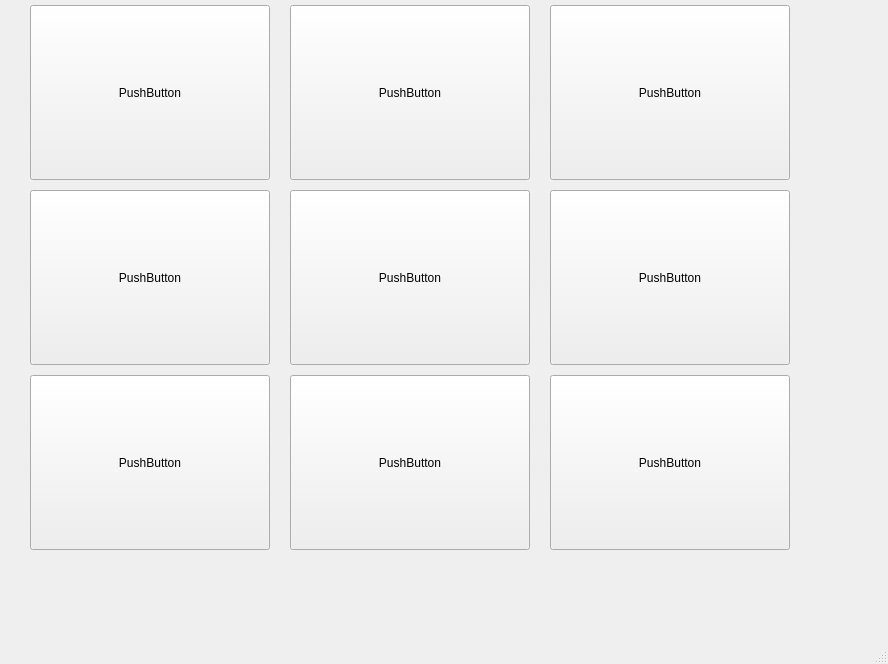
First picture: the form in TicTacToe/mainwindow.ui, repository JumeauxWilliam/TicTacToeJumeaux, before the edit.
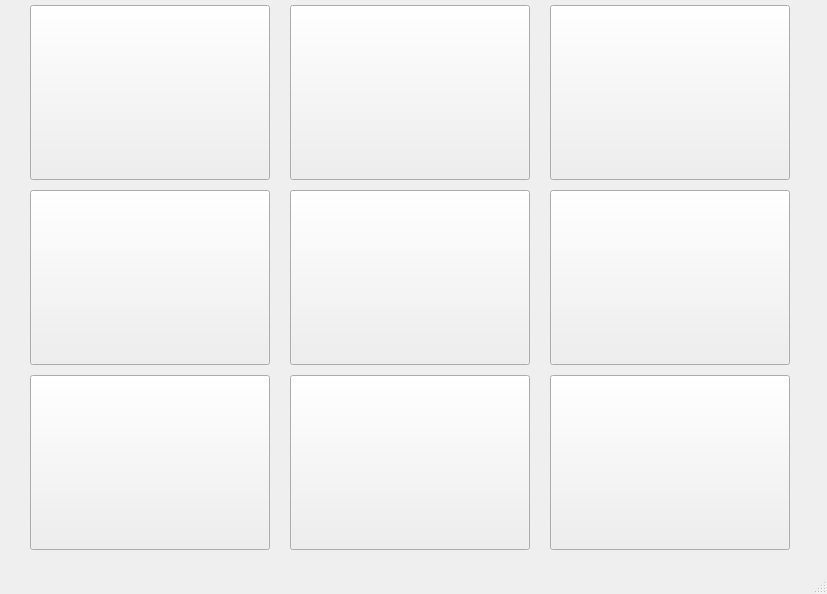
Second picture: the form after the edit.

```diff
--- a/TicTacToe/mainwindow.ui
+++ b/TicTacToe/mainwindow.ui
@@ -6,129 +6,183 @@
    <rect>
     <x>0</x>
     <y>0</y>
-    <width>888</width>
-    <height>664</height>
+    <width>827</width>
+    <height>594</height>
    </rect>
   </property>
   <property name="windowTitle">
    <string>MainWindow</string>
   </property>
   <widget class="QWidget" name="centralwidget">
-   <widget class="QPushButton" name="pushButton">
-    <property name="geometry">
-     <rect>
-      <x>30</x>
-      <y>375</y>
-      <width>240</width>
-      <height>175</height>
-     </rect>
-    </property>
-    <property name="text">
-     <string>PushButton</string>
-    </property>
-   </widget>
-   <widget class="QPushButton" name="pushButton_2">
-    <property name="geometry">
-     <rect>
-      <x>290</x>
-      <y>375</y>
-      <width>240</width>
-      <height>175</height>
-     </rect>
-    </property>
-    <property name="text">
-     <string>PushButton</string>
-    </property>
-   </widget>
-   <widget class="QPushButton" name="pushButton_3">
-    <property name="geometry">
-     <rect>
-      <x>550</x>
-      <y>375</y>
-      <width>240</width>
-      <height>175</height>
-     </rect>
-    </property>
-    <property name="text">
-     <string>PushButton</string>
-    </property>
-   </widget>
-   <widget class="QPushButton" name="pushButton_4">
-    <property name="geometry">
-     <rect>
-      <x>550</x>
-      <y>190</y>
-      <width>240</width>
-      <height>175</height>
-     </rect>
-    </property>
-    <property name="text">
-     <string>PushButton</string>
-    </property>
-   </widget>
-   <widget class="QPushButton" name="pushButton_5">
-    <property name="geometry">
-     <rect>
-      <x>290</x>
-      <y>190</y>
-      <width>240</width>
-      <height>175</height>
-     </rect>
-    </property>
-    <property name="text">
-     <string>PushButton</string>
-    </property>
-   </widget>
-   <widget class="QPushButton" name="pushButton_6">
-    <property name="geometry">
-     <rect>
-      <x>30</x>
-      <y>190</y>
-      <width>240</width>
-      <height>175</height>
-     </rect>
-    </property>
-    <property name="text">
-     <string>PushButton</string>
-    </property>
-   </widget>
    <widget class="QPushButton" name="pushButton_7">
     <property name="geometry">
      <rect>
-      <x>550</x>
-      <y>5</y>
+      <x>30</x>
+      <y>375</y>
       <width>240</width>
       <height>175</height>
      </rect>
     </property>
+    <property name="font">
+     <font>
+      <pointsize>100</pointsize>
+      <bold>true</bold>
+     </font>
+    </property>
     <property name="text">
-     <string>PushButton</string>
+     <string/>
     </property>
    </widget>
    <widget class="QPushButton" name="pushButton_8">
     <property name="geometry">
      <rect>
       <x>290</x>
-      <y>5</y>
+      <y>375</y>
       <width>240</width>
       <height>175</height>
      </rect>
     </property>
+    <property name="font">
+     <font>
+      <pointsize>100</pointsize>
+      <bold>true</bold>
+     </font>
+    </property>
     <property name="text">
-     <string>PushButton</string>
+     <string/>
     </property>
    </widget>
    <widget class="QPushButton" name="pushButton_9">
     <property name="geometry">
      <rect>
+      <x>550</x>
+      <y>375</y>
+      <width>240</width>
+      <height>175</height>
+     </rect>
+    </property>
+    <property name="font">
+     <font>
+      <pointsize>100</pointsize>
+      <bold>true</bold>
+     </font>
+    </property>
+    <property name="text">
+     <string/>
+    </property>
+   </widget>
+   <widget class="QPushButton" name="pushButton_6">
+    <property name="geometry">
+     <rect>
+      <x>550</x>
+      <y>190</y>
+      <width>240</width>
+      <height>175</height>
+     </rect>
+    </property>
+    <property name="font">
+     <font>
+      <pointsize>100</pointsize>
+      <bold>true</bold>
+     </font>
+    </property>
+    <property name="text">
+     <string/>
+    </property>
+   </widget>
+   <widget class="QPushButton" name="pushButton_5">
+    <property name="geometry">
+     <rect>
+      <x>290</x>
+      <y>190</y>
+      <width>240</width>
+      <height>175</height>
+     </rect>
+    </property>
+    <property name="font">
+     <font>
+      <pointsize>100</pointsize>
+      <bold>true</bold>
+     </font>
+    </property>
+    <property name="text">
+     <string/>
+    </property>
+   </widget>
+   <widget class="QPushButton" name="pushButton_4">
+    <property name="geometry">
+     <rect>
       <x>30</x>
+      <y>190</y>
+      <width>240</width>
+      <height>175</height>
+     </rect>
+    </property>
+    <property name="font">
+     <font>
+      <pointsize>100</pointsize>
+      <bold>true</bold>
+     </font>
+    </property>
+    <property name="text">
+     <string/>
+    </property>
+   </widget>
+   <widget class="QPushButton" name="pushButton_3">
+    <property name="geometry">
+     <rect>
+      <x>550</x>
       <y>5</y>
       <width>240</width>
       <height>175</height>
      </rect>
     </property>
+    <property name="font">
+     <font>
+      <pointsize>100</pointsize>
+      <bold>true</bold>
+     </font>
+    </property>
     <property name="text">
-     <string>PushButton</string>
+     <string/>
+    </property>
+   </widget>
+   <widget class="QPushButton" name="pushButton_2">
+    <property name="geometry">
+     <rect>
+      <x>290</x>
+      <y>5</y>
+      <width>240</width>
+      <height>175</height>
+     </rect>
+    </property>
+    <property name="font">
+     <font>
+      <pointsize>100</pointsize>
+      <bold>true</bold>
+     </font>
+    </property>
+    <property name="text">
+     <string/>
+    </property>
+   </widget>
+   <widget class="QPushButton" name="pushButton_1">
+    <property name="geometry">
+     <rect>
+      <x>30</x>
+      <y>5</y>
+      <width>240</width>
+      <height>175</height>
+     </rect>
+    </property>
+    <property name="font">
+     <font>
+      <pointsize>100</pointsize>
+      <bold>true</bold>
+     </font>
+    </property>
+    <property name="text">
+     <string/>
     </property>
    </widget>
   </widget>
```
Left out of the diff: 2 changed lines with no effect on the pictures.
